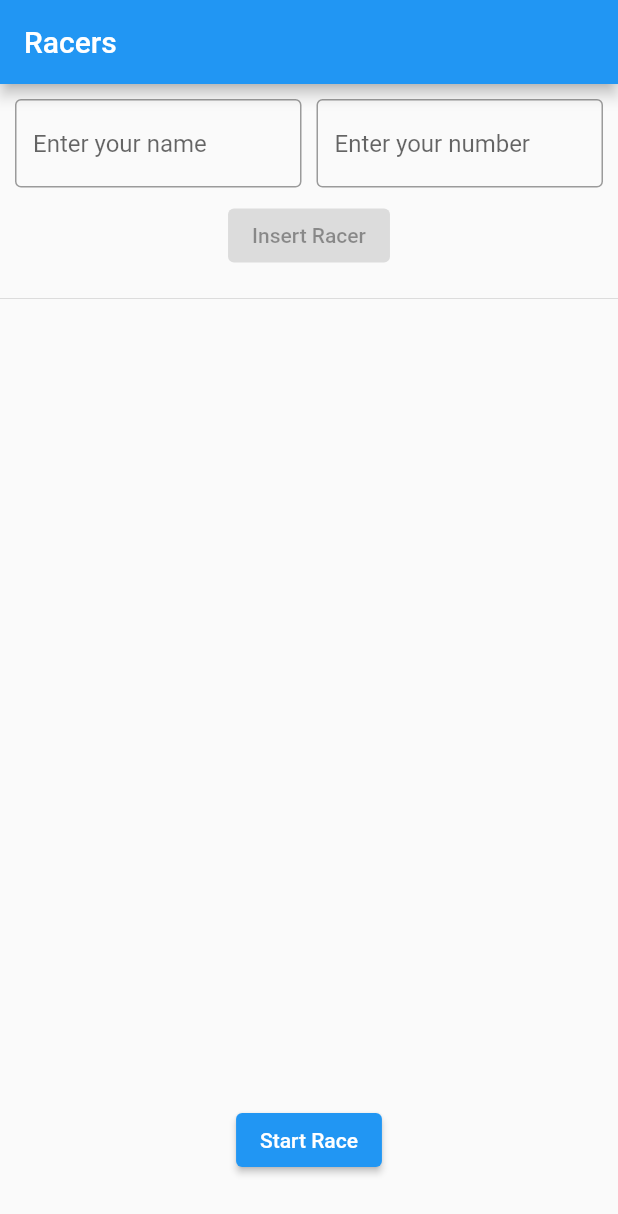
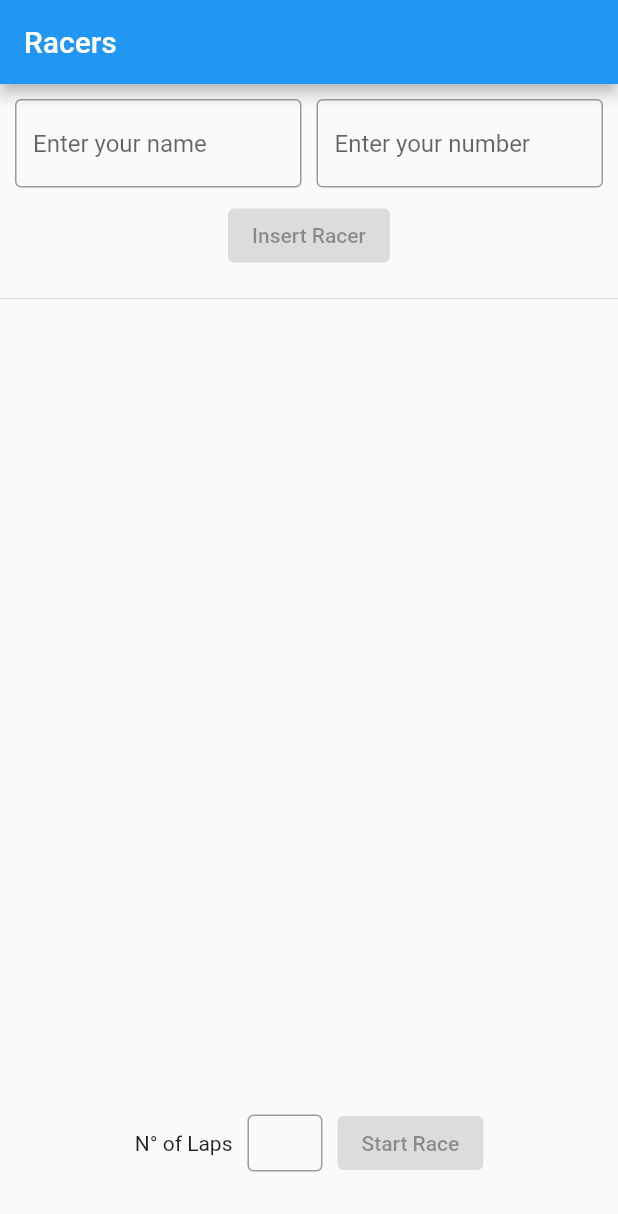
Before and after one commit to Vinny021/race-app, a Flutter app: the screen it shows after launch, on a phone screen of 412 x 824 dp. Shown: the top 1214 px of the screen. Run offline on Flutter 3.47's test engine with Material 2 defaults, Android fonts, the phone set to English and light mode, and no system bars.

Commit message:
Number of laps before start race

```diff
--- /dev/null
+++ b/lib/app/components/start_race_button.dart
@@ -0,0 +1,74 @@
+import 'package:flutter/material.dart';
+import 'package:flutter/services.dart';
+
+class StartRaceButton extends StatefulWidget {
+  @override
+  _StartRaceButtonState createState() => _StartRaceButtonState();
+}
+
+class _StartRaceButtonState extends State<StartRaceButton> {
+  final TextEditingController numberOfLaps = TextEditingController();
+  bool isButtonDisabled = true;
+
+  @override
+  void initState() {
+    numberOfLaps.addListener(() {
+      checkIfButtonCanBeEnabled();
+    });
+    super.initState();
+  }
+
+  @override
+  Widget build(BuildContext context) {
+    return Row(
+      mainAxisAlignment: MainAxisAlignment.center,
+      children: [
+        Text('N° of Laps'),
+        SizedBox(
+          width: 10,
+        ),
+        Flexible(
+          child: Container(
+            height: 38,
+            width: 50,
+            child: TextField(
+              decoration: InputDecoration(
+                border: OutlineInputBorder(),
+              ),
+              controller: numberOfLaps,
+              keyboardType: TextInputType.number,
+              inputFormatters: <TextInputFormatter>[
+                FilteringTextInputFormatter.digitsOnly
+              ],
+            ),
+          ),
+        ),
+        SizedBox(
+          width: 10,
+        ),
+        ElevatedButton(
+            onPressed: isButtonDisabled
+                ? null
+                : () {
+                    Navigator.pushNamed(context, '/race');
+                  },
+            child: Text('Start Race'),
+            style: ElevatedButton.styleFrom(
+                primary: isButtonDisabled
+                    ? Colors.grey
+                    : Theme.of(context).colorScheme.primary)),
+      ],
+    );
+  }
+
+  void checkIfButtonCanBeEnabled() {
+    print(numberOfLaps.text);
+    (numberOfLaps.text == '')
+        ? setState(() {
+            isButtonDisabled = true;
+          })
+        : setState(() {
+            isButtonDisabled = false;
+          });
+  }
+}
--- a/lib/app/pages/home_page.dart
+++ b/lib/app/pages/home_page.dart
@@ -3,6 +3,7 @@ import 'dart:async';
 import 'package:flutter/material.dart';
 import 'package:race_app/app/components/racer_input.dart';
 import 'package:race_app/app/components/racers_list.dart';
+import 'package:race_app/app/components/start_race_button.dart';
 import 'package:race_app/app/dialogs/alert_dialog.dart';
 import 'package:race_app/app/streams/alert_dialog_stram_controller.dart';
 import 'package:race_app/app/streams/delete_racer_stream_controller.dart';
@@ -67,13 +68,8 @@ class _HomePageState extends State<HomePage> {
               ),
             ),
             Padding(
-              padding: const EdgeInsets.only(bottom: 40),
-              child: ElevatedButton(
-                  onPressed: () {
-                    Navigator.pushNamed(context, '/race');
-                  },
-                  child: Text('Start Race')),
-            )
+                padding: const EdgeInsets.only(bottom: 38),
+                child: StartRaceButton())
           ],
         ),
       ),
```
